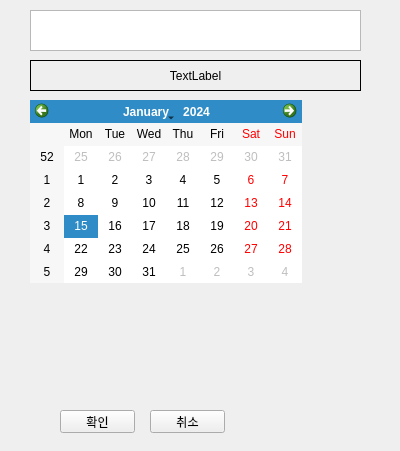
solongos7/enjoyPython, file test2.ui: the form before one commit.
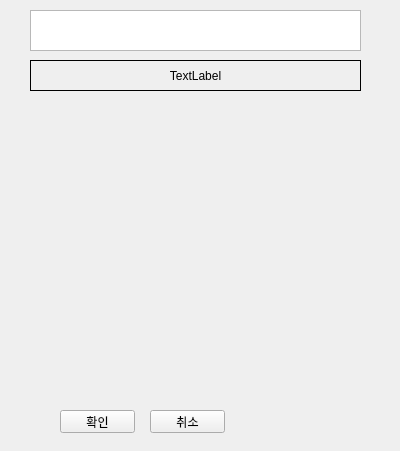
The form after the commit.

Diff of the .ui file:
```diff
--- a/test2.ui
+++ b/test2.ui
@@ -71,16 +71,6 @@
     </rect>
    </property>
   </widget>
-  <widget class="QCalendarWidget" name="calendarWidget">
-   <property name="geometry">
-    <rect>
-     <x>30</x>
-     <y>100</y>
-     <width>272</width>
-     <height>183</height>
-    </rect>
-   </property>
-  </widget>
  </widget>
  <resources/>
  <connections/>
```
Left out of the diff: 2 changed lines with no effect on the pictures.
